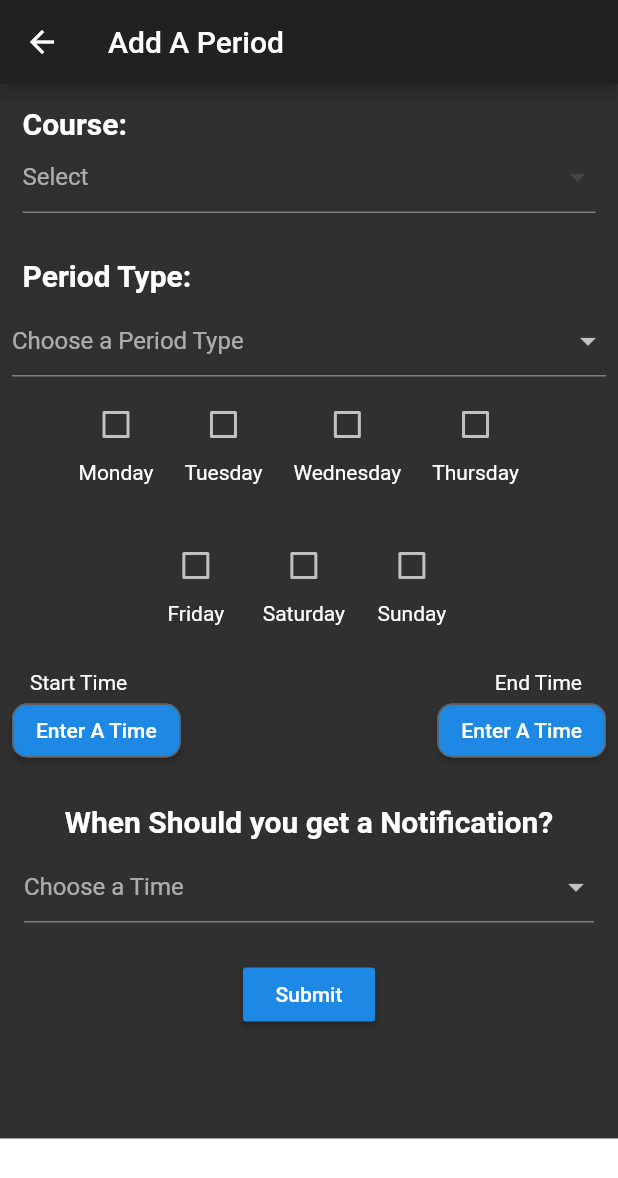
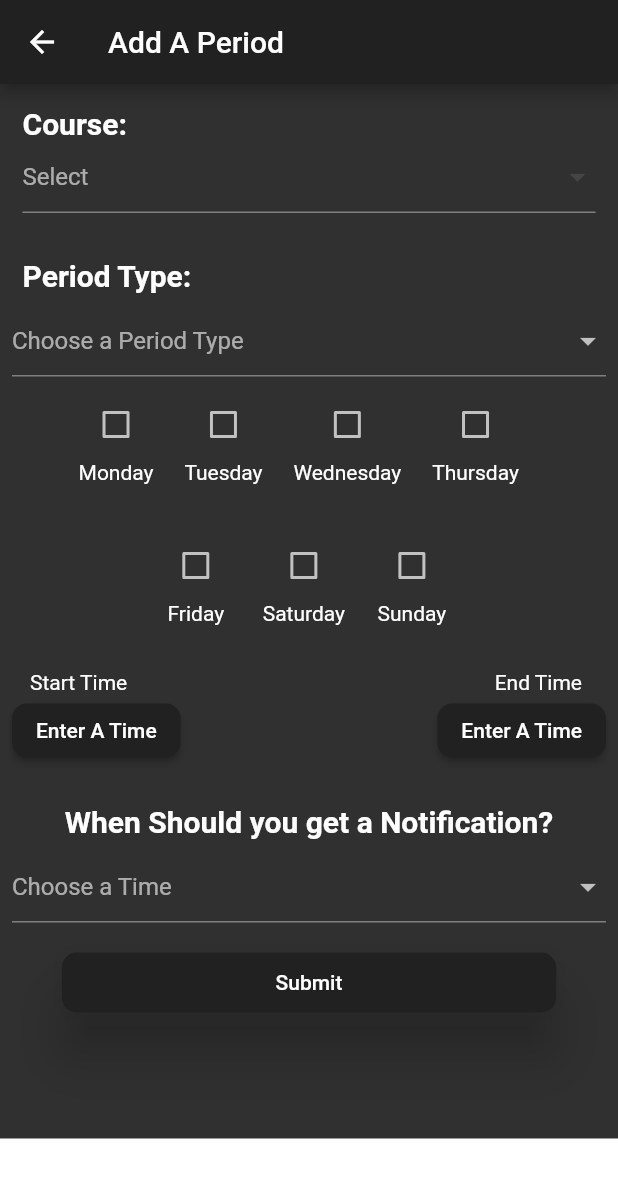
Before and after one commit to OmarYM/Sapptest, a Flutter app: the screen it shows after launch, item 3 of the bottom bar chosen, after a tap on "Period", on a phone screen of 412 x 824 dp. Shown: the top 1178 px of the screen. Run offline on Flutter 3.47's test engine with Material 2 defaults, Android fonts, the phone set to English and light mode, and no system bars; our stand-ins replace flutter_local_notifications, page_transition, shared_preferences, sqflite; missing offline and left inert: infinity_page_view; accounts and stored records are empty.

Commit message:
Cosmetic Changes

```diff
--- a/lib/PeriodInput.dart
+++ b/lib/PeriodInput.dart
@@ -183,6 +183,7 @@ class _PeriodInputsState extends State<PeriodInputs> {
     if (!notificationArray.contains(widget.initialNotification) &&
         widget.initialNotification != null) {
       _notification2 = widget.initialNotification;
+      _notification = -2;
       _other2 = true;
     } else {
       _notification = widget.initialNotification;
@@ -190,6 +191,7 @@ class _PeriodInputsState extends State<PeriodInputs> {
 
     if (!typeArray.contains(widget.initialType) && widget.initialType != null) {
       _type2 = widget.initialType;
+      _type = 'Other';
       _other1 = true;
     } else {
       _type = widget.initialType;
@@ -200,6 +202,8 @@ class _PeriodInputsState extends State<PeriodInputs> {
 
   @override
   Widget build(BuildContext context) {
+    var width =  MediaQuery.of(context).copyWith().size.width;
+
     var notificationDropdownMenu = DropdownButtonFormField(
         key: _notificationFormKey,
         isExpanded: true,
@@ -383,10 +387,11 @@ class _PeriodInputsState extends State<PeriodInputs> {
           _other1
               ? Padding(
                   padding:
-                      const EdgeInsets.only(bottom: 15.0, left: 15, right: 15),
+                      const EdgeInsets.only(bottom: 15.0, left: 8, right: 8),
                   child: TextFormField(
                     initialValue: _type2,
                     key: _textFormKey,
+                    textCapitalization: TextCapitalization.words,
                     decoration: const InputDecoration(
                       hintText: 'Enter Period Type',
                     ),
@@ -492,7 +497,7 @@ class _PeriodInputsState extends State<PeriodInputs> {
               style: TextStyle(fontSize: 20, fontWeight: FontWeight.bold),
             ),
             Padding(
-              padding: const EdgeInsets.all(8.0),
+              padding: const EdgeInsets.only(top: 8.0),
               child: notificationDropdownMenu,
             ),
             _other2
@@ -504,7 +509,7 @@ class _PeriodInputsState extends State<PeriodInputs> {
                     ),
                     keyboardType: TextInputType.number,
                     validator: (value) {
-                      if (value.isEmpty && _other1) {
+                      if ((value == null || value.isEmpty) && _other2) {
                         return 'Please Enter A TIme';
                       } else if (int.parse(value) >= 24 * 60 && _other2) {
                         return 'Value should be less than 1440   (Max 1 day)';
@@ -521,7 +526,14 @@ class _PeriodInputsState extends State<PeriodInputs> {
         Padding(
           padding: const EdgeInsets.symmetric(vertical: 16.0),
           child: Center(
+            child: Container(
+              width: width*0.8,
                           child: RaisedButton(
+                            shape: RoundedRectangleBorder(
+                          borderRadius: BorderRadius.circular(10),
+                          ),
+                            elevation: 15,
+                            color: Theme.of(context).primaryColor,
                 onPressed: () {
                   // Validate will return true if the form is valid, or false if
                   // the form is invalid.
@@ -609,7 +621,11 @@ class _PeriodInputsState extends State<PeriodInputs> {
                     setState(() {});
                   }
                 },
-              child: Text('Submit'),
+                child: Padding(
+                  padding: const EdgeInsets.all(12.0),
+                  child: Text('Submit', ),
+                ),
+              ),
             ),
           ),
         ),
--- a/lib/courseinput.dart
+++ b/lib/courseinput.dart
@@ -75,6 +75,7 @@ class _CourseInputState extends State<CourseInput> {
                     top: 5.0, bottom: 15, left: 25, right: 25),
                 child: TextFormField(
                   key: _titleFormKey,
+                  textCapitalization: TextCapitalization.words,
                   decoration: const InputDecoration(
                     hintText: 'Enter Course Title',
                   ),
--- a/lib/courseslot.dart
+++ b/lib/courseslot.dart
@@ -18,6 +18,12 @@ class CourseSlot extends StatelessWidget {
   Widget build(BuildContext context) {
     return Padding(
       padding: EdgeInsets.only(left: 15, right: 15),
+      child: Padding(
+        padding: const EdgeInsets.all(8.0),
+        child: Material(
+          borderRadius: BorderRadius.circular(15),
+          elevation: 18,
+          color: Colors.grey[800],
                 child: ListTile(
             onTap: () async {
               Navigator.push(
@@ -36,12 +42,12 @@ class CourseSlot extends StatelessWidget {
               });
             },
             contentPadding: EdgeInsets.all(0),
-        visualDensity: VisualDensity.compact,
+            //visualDensity: VisualDensity.compact,
             title: Center(
                 child: Text(
               course.title,
               textAlign: TextAlign.center,
-          style: TextStyle(fontSize: 20),
+              style: TextStyle(fontSize: 20, fontWeight: FontWeight.bold),
             )),
             subtitle: course.courseCode.isNotEmpty
                 ? Column(
@@ -56,6 +62,8 @@ class CourseSlot extends StatelessWidget {
                 : Container(
                     height: 0,
                     width: 0,
+                  ),
+          ),
         ),
       ),
     );
@@ -167,9 +175,6 @@ class _CourseListState extends State<CourseList> {
                               index: index,
                             ),
                           ),
-                          Divider(
-                            thickness: 2,
-                          )
                         ]),
                       ),
                     ),
--- a/lib/dayformfield.dart
+++ b/lib/dayformfield.dart
@@ -135,6 +135,7 @@ class _DayCheckBoxState extends State<DayCheckBox> {
     return Column(children: [
       Checkbox(
         value: checked,
+        checkColor: Theme.of(context).primaryColor,
         onChanged: (value) {
 
           setState(() {
--- a/lib/mainPage.dart
+++ b/lib/mainPage.dart
@@ -129,6 +129,8 @@ class _MainPageState extends State<MainPage> with TickerProviderStateMixin {
 
   @override
   Widget build(BuildContext context) {
+    var width = MediaQuery.of(context).size.width;
+
     return DefaultTabController(
       length: 5,
       child: Scaffold(
@@ -250,77 +252,127 @@ class _MainPageState extends State<MainPage> with TickerProviderStateMixin {
                     ),
                   ),
                   Scaffold(
-                    appBar: AppBar(title: Text('What Do You Want To Add?', style: TextStyle(fontSize: 20),), centerTitle: true, actions: [
+                    appBar: AppBar(
+                        title: Text(
+                          'What Do You Want To Add?',
+                          style: TextStyle(fontSize: 20),
+                        ),
+                        centerTitle: true,
+                        actions: [
                           IconButton(
                               icon: Icon(Icons.settings),
                               onPressed: () => navigateToSettingsPage(context))
                         ]),
-                    body: SingleChildScrollView(
+                    body: Align(
+                      alignment: Alignment.topCenter,
+                      child: SingleChildScrollView(
                         child: Column(
                             mainAxisAlignment: MainAxisAlignment.start,
                             children: <Widget>[
                               Padding(
-                              padding: const EdgeInsets.all(20.0),
+                                padding: EdgeInsets.all(10.0),
+                              ),
+                              Container(
+                                width: width * 0.9,
+                                child: Material(
+                                  color: Theme.of(context).primaryColor,
+                                  elevation: 15,
+                                  shape: RoundedRectangleBorder(
+                                    borderRadius: BorderRadius.circular(10),
+                                  ),
                                   child: Center(
                                       child: SizedBox(
-                                width: double.infinity,
+                                    width: width * 0.9,
                                     child: FlatButton(
                                       onPressed: () {
                                         navigateToCourseInputPage(context);
                                       },
+                                      child: Padding(
+                                        padding: const EdgeInsets.all(20.0),
                                         child: Text(
                                           'Course',
                                           textAlign: TextAlign.center,
                                           style: TextStyle(fontSize: 30),
-                                    )),
+                                        ),
+                                      ),
+                                      shape: RoundedRectangleBorder(
+                                        borderRadius: BorderRadius.circular(10),
+                                      ),
+                                    ),
                                   )),
                                 ),
-                            Divider(
-                              height: 0,
-                              thickness: 2,
                               ),
                               Padding(
-                              padding: const EdgeInsets.all(20.0),
+                                padding: EdgeInsets.all(10.0),
+                              ),
+                              Container(
+                                width: width * 0.9,
+                                child: Material(
+                                  color: Theme.of(context).primaryColor,
+                                  elevation: 15,
+                                  shape: RoundedRectangleBorder(
+                                    borderRadius: BorderRadius.circular(10),
+                                  ),
                                   child: Center(
                                       child: SizedBox(
-                                width: double.infinity,
+                                    width: width * 0.9,
                                     child: FlatButton(
                                       onPressed: () {
                                         navigateToPeriodInputPage(context);
                                       },
+                                      child: Padding(
+                                        padding: const EdgeInsets.all(20.0),
                                         child: Text(
                                           'Period',
                                           textAlign: TextAlign.center,
                                           style: TextStyle(fontSize: 30),
-                                    )),
+                                        ),
+                                      ),
+                                      shape: RoundedRectangleBorder(
+                                        borderRadius: BorderRadius.circular(10),
+                                      ),
+                                    ),
                                   )),
                                 ),
-                            Divider(
-                              height: 0,
-                              thickness: 2,
                               ),
                               Padding(
-                              padding: const EdgeInsets.all(20.0),
+                                padding: EdgeInsets.all(10.0),
+                              ),
+                              Container(
+                                width: width * 0.9,
+                                child: Material(
+                                  color: Theme.of(context).primaryColor,
+                                  elevation: 15,
+                                  shape: RoundedRectangleBorder(
+                                    borderRadius: BorderRadius.circular(10),
+                                  ),
                                   child: Center(
                                       child: SizedBox(
-                                width: double.infinity,
+                                    width: width * 0.9,
                                     child: FlatButton(
                                       onPressed: () {
-                                      //navigateToPeriodInputPage(context);
+                                        //navigateToCourseInputPage(context);
                                       },
+                                      child: Padding(
+                                        padding: const EdgeInsets.all(20.0),
                                         child: Text(
                                           'Event',
                                           textAlign: TextAlign.center,
                                           style: TextStyle(fontSize: 30),
-                                    )),
+                                        ),
+                                      ),
+                                      shape: RoundedRectangleBorder(
+                                        borderRadius: BorderRadius.circular(10),
+                                      ),
+                                    ),
                                   )),
                                 ),
-                            Divider(
-                              height: 0,
-                              thickness: 2,
                               ),
-
+                              Padding(
+                                padding: EdgeInsets.all(10.0),
+                              ),
                             ]),
+                      ),
                     ),
                   ),
                   SafeArea(child: Icon(Icons.calendar_today)),
@@ -330,6 +382,7 @@ class _MainPageState extends State<MainPage> with TickerProviderStateMixin {
             ),
             Divider(
               thickness: 2,
+              height: 0,
             ),
             Container(
               width: MediaQuery.of(context).copyWith().size.width,
--- a/lib/periodslot.dart
+++ b/lib/periodslot.dart
@@ -114,6 +114,7 @@ class _PeriodSlotState extends State<PeriodSlot> with TickerProviderStateMixin {
                 widget.title,
                 textAlign: TextAlign.center,
                 style: Theme.of(context).textTheme.headline6.copyWith(
+
                       fontSize: 20,
                     ),
               )),
@@ -128,6 +129,17 @@ class _PeriodSlotState extends State<PeriodSlot> with TickerProviderStateMixin {
         elevation: 18,
         color: Colors.grey[800],
         borderRadius: BorderRadius.all(Radius.circular(15.0)),
+        child: InkWell(
+          onLongPress: () {
+            setState(() {
+              selected = !selected;
+            });
+          },
+          onTap: () {
+            setState(() {
+              selected = false;
+            });
+          },
           child: Padding(
             padding: const EdgeInsets.all(8.0),
             child: AnimatedSize(
@@ -175,7 +187,9 @@ class _PeriodSlotState extends State<PeriodSlot> with TickerProviderStateMixin {
                                       padding:
                                           const EdgeInsets.only(left: 20.0),
                                       child: IconButton(
-                                        icon: Icon(Icons.edit,),
+                                          icon: Icon(
+                                            Icons.edit,
+                                          ),
                                           onPressed: () {
                                             navigateToPeriodPage(context);
                                           }),
@@ -187,7 +201,9 @@ class _PeriodSlotState extends State<PeriodSlot> with TickerProviderStateMixin {
                                   child: Padding(
                                     padding: const EdgeInsets.only(left: 8.0),
                                     child: IconButton(
-                                      icon: Icon(Icons.delete,),
+                                        icon: Icon(
+                                          Icons.delete,
+                                        ),
                                         onPressed: () {
                                           setState(() {
                                             deleted = true;
@@ -215,16 +231,6 @@ class _PeriodSlotState extends State<PeriodSlot> with TickerProviderStateMixin {
                         duration: Duration(milliseconds: 500),
                         child: ListTile(
                           //contentPadding: EdgeInsets.only(left: width*0.2),
-                        onLongPress: () {
-                          setState(() {
-                            selected = !selected;
-                          });
-                        },
-                        onTap: () {
-                          setState(() {
-                            selected = false;
-                          });
-                        },
                           title: courseTitle,
                         ),
                       ),
@@ -244,6 +250,7 @@ class _PeriodSlotState extends State<PeriodSlot> with TickerProviderStateMixin {
                     duration: Duration(milliseconds: 490),
                   ),
                 ]),
+              ),
             ),
           ),
         ),
@@ -361,10 +368,10 @@ class CoursePeriodList extends StatefulWidget {
   final Course course;
   final int index;
 
-
   const CoursePeriodList({
     Key key,
-    this.course, this.index,
+    this.course,
+    this.index,
   }) : super(key: key);
 
   @override
@@ -448,7 +455,8 @@ class _CoursePeriodListState extends State<CoursePeriodList> {
     var width = MediaQuery.of(context).size.width;
 
     return Scaffold(
-      appBar: AppBar(title: Hero(
+      appBar: AppBar(
+        title: Hero(
             tag: 'coursetile' + widget.index.toString(),
             child: Material(
               type: MaterialType.transparency,
@@ -456,11 +464,11 @@ class _CoursePeriodListState extends State<CoursePeriodList> {
                 child: Text(
                   widget.course.title,
                   textAlign: TextAlign.center,
-                    style: TextStyle(
-                        fontSize: 30, fontWeight: FontWeight.bold),
+                  style: TextStyle(fontSize: 30, fontWeight: FontWeight.bold),
                 ),
               ),
-              )),),
+            )),
+      ),
       body: ListView.builder(
         key: new Key('huh'),
         itemBuilder: (context, index) {
--- a/lib/timeformfield.dart
+++ b/lib/timeformfield.dart
@@ -31,7 +31,8 @@ class TimeFormField extends FormField<TimeOfDay> {
                       hoverColor: Colors.grey[700],
                       shape: RoundedRectangleBorder(
                           borderRadius: BorderRadius.circular(10),
-                          side: BorderSide(color: Colors.grey[700])),
+                          ),
+                          color: Theme.of(context).primaryColor,
                     ),
                   ]);
             });
```
Lines whose indentation alone changed are shown as unchanged.
